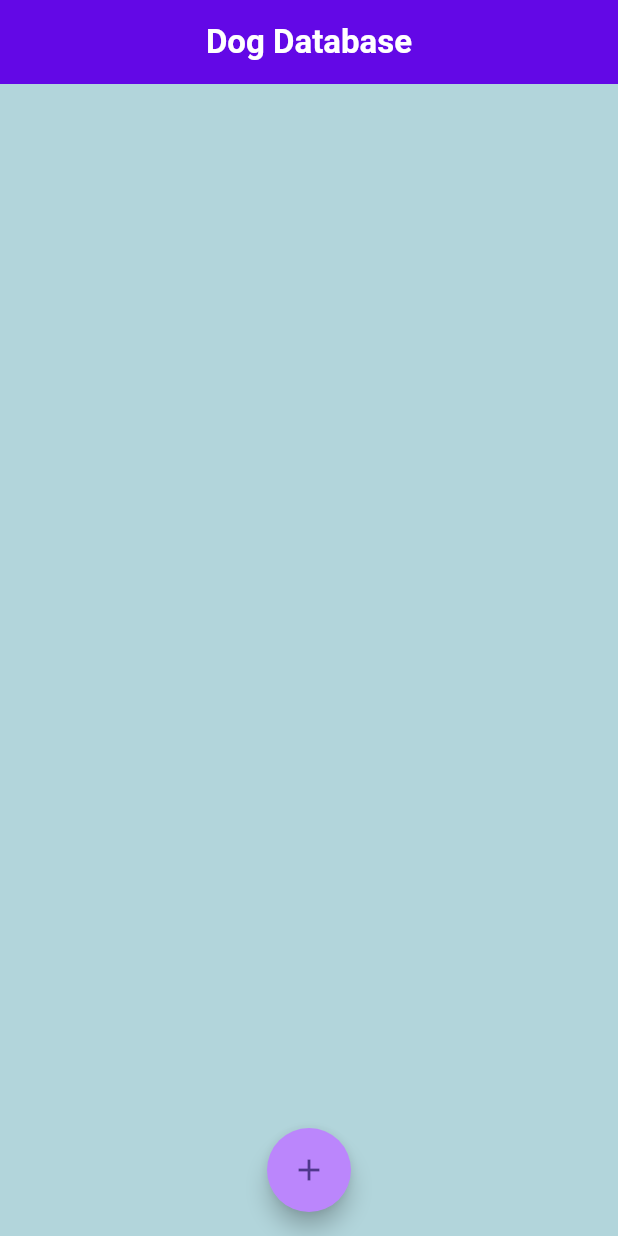
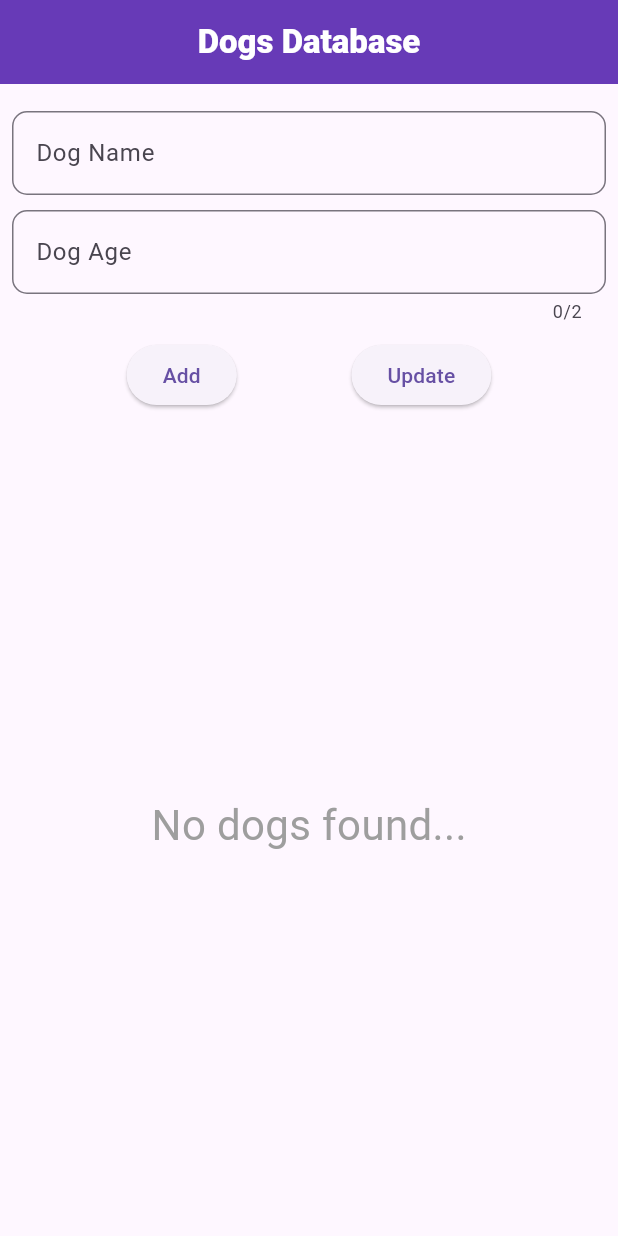
Before and after one commit to Faisal-77/sqlflite_example, a Flutter app: the screen it shows after launch, on a phone screen of 412 x 824 dp. Run offline on Flutter 3.47's test engine with Material 3 defaults, Android fonts, the phone set to English and light mode, and no system bars; our stand-ins replace sqflite; accounts and stored records are empty.

Commit message:
Faisal: The New Version

```diff
--- a/lib/home.dart
+++ b/lib/home.dart
@@ -13,7 +13,7 @@ class Home extends StatefulWidget {
 
 class _HomeState extends State<Home> {
   SqlDb sqlDb = SqlDb();
-
+  int selectedIndex = -1;
   Future<List<Map>> readData() async {
     List<Map> response = await sqlDb.readDate("SELECT * FROM dogs");
     return response;
@@ -23,21 +23,94 @@ class _HomeState extends State<Home> {
   Widget build(BuildContext context) {
     return Scaffold(
       appBar: AppBar(
-        title: const Center(
-            child: Text(
-          "Dog Database",
-          style: TextStyle(color: Colors.white, fontWeight: FontWeight.w700),
-        )),
-        backgroundColor: const Color.fromRGBO(98, 0, 238, 1),
-        elevation: 5,
+        centerTitle: true,
+        title: const Text('Dogs Database'
+        ,style: TextStyle(fontWeight: FontWeight.w800,color: Colors.white)),
+        backgroundColor: Colors.deepPurple,
       ),
-      body: Container(
-        decoration: const BoxDecoration(
-          color: Color.fromRGBO(1, 135, 134, 0.3),
+      body: Padding(
+        padding: const EdgeInsets.all(8.0),
+        child: Column(
+          children: [
+            const SizedBox(height: 10),
+            TextField(
+              controller: dogName,
+              decoration: const InputDecoration(
+                  hintText: 'Dog Name',
+                  border: OutlineInputBorder(
+                      borderRadius: BorderRadius.all(
+                    Radius.circular(10),
+                  ))),
             ),
+            const SizedBox(height: 10),
+            TextField(
+              controller: dogAge,
+              keyboardType: TextInputType.number,
+              maxLength: 2,
+              decoration: const InputDecoration(
+                  hintText: 'Dog Age',
+                  border: OutlineInputBorder(
+                      borderRadius: BorderRadius.all(
+                    Radius.circular(10),
+                  ))),
+            ),
+            const SizedBox(height: 10),
+            Row(
+              mainAxisAlignment: MainAxisAlignment.spaceEvenly,
+              children: [
+                ElevatedButton(
+                    onPressed: () {
+                      //
+                      String name = dogName.text.trim();
+                      String age = dogAge.text.trim();
+                      if (name.isNotEmpty && age.isNotEmpty) {
+                        setState(() {
+                          sqlDb.insertDate(
+                            "INSERT INTO 'dogs' ('dogname', 'dogage') VALUES ('$name', '$age')",
+                          );
+                        });
+                        dogName.clear();
+                        dogAge.clear();
+                      }
+                      //
+                    },
+                    child: const Text('Add')),
+                ElevatedButton(
+                  onPressed: () {
+                    String name = dogName.text.trim();
+                    String age = dogAge.text.trim();
+                    int id = selectedIndex;
+                    if (name.isNotEmpty && age.isNotEmpty) {
+                      setState(() {
+                        sqlDb.updateDate(
+                            "UPDATE dogs SET dogage = '$age', dogname = '$name' WHERE id = $id");
+                        dogName.clear();
+                        dogAge.clear();
+                      });
+                    }
+                  },
+                  child: const Text('Update'),
+                ),
+              ],
+            ),
+            const SizedBox(height: 10),
+            Expanded(
               child: FutureBuilder(
-          builder: (BuildContext context, AsyncSnapshot<List<Map>> snapshot) {
-            if (snapshot.hasData) {
+                builder:
+                    (BuildContext context, AsyncSnapshot<List<Map>> snapshot) {
+                      if (snapshot.connectionState == ConnectionState.waiting) {
+                        return const Center(
+                          child: CircularProgressIndicator(),
+                        );
+                      } else if (snapshot.hasError) {
+                        return const Center(
+                          child: Text('Error loading data'),
+                        );
+                      } else if (!snapshot.hasData || snapshot.data!.isEmpty) {
+                        return const Center(
+                          child: Text('No dogs found...',style: TextStyle(fontSize: 28,color: Colors.grey),),
+                        );
+                      } else {
                     return ListView.builder(
                       itemCount: snapshot.data!.length,
                       itemBuilder: (context, index) {
@@ -55,23 +128,31 @@ class _HomeState extends State<Home> {
                                           snapshot.data![index]['dogname'],
                                           snapshot.data![index]['dogage'],
                                         ),
-                              icon: Icon(Icons.pets, color: Colors.white))),
-                      title: IconButton(
-                        onPressed: () =>
-                            _deleteDog(snapshot.data![index]['id']),
-                        icon: const Icon(Icons.delete, color: Colors.red),
-                      ),
+                                    icon:
+                                        Icon(Icons.pets, color: Colors.white))),
+                            title: Text( snapshot.data![index]['dogname'], style: TextStyle(fontSize: 20),),
+                            subtitle: Text(snapshot.data![index]['dogage'],),
                             trailing: Row(
                               mainAxisSize: MainAxisSize.min,
                               children: [
                                 IconButton(
-                            onPressed: () => _editDog(
-                              snapshot.data![index]['id'],
-                              snapshot.data![index]['dogname'],
-                              snapshot.data![index]['dogage'],
-                            ),
+                                  onPressed: () {
+                                    dogName.text =
+                                        snapshot.data![index]['dogname'];
+                                    dogAge.text =
+                                        snapshot.data![index]['dogage'];
+                                    setState(() {
+                                      selectedIndex =
+                                          snapshot.data![index]['id'];
+                                    });
+                                  },
                                   icon: const Icon(Icons.edit,
                                       color: Color.fromRGBO(187, 134, 252, 1)),
+                                ),
+                                IconButton(
+                                  onPressed: () =>
+                                      _deleteDog(snapshot.data![index]['id']),
+                                  icon: const Icon(Icons.delete, color: Colors.red),
                                 ),
                               ],
                             ),
@@ -86,14 +167,17 @@ class _HomeState extends State<Home> {
                 },
                 future: readData(),
               ),
+            )
+          ],
         ),
-      floatingActionButtonLocation: FloatingActionButtonLocation.centerFloat,
-      floatingActionButton: CustomFloatingActionButton(
-        onPressed: () {
-          _addNewDog();
-        },
       ),
     );
+  }
+
+  Future _deleteDog(int id) async {
+    setState(() {
+      sqlDb.deleteDate("DELETE FROM 'dogs' WHERE id = $id");
+    });
   }
 
   Future _showDetails(dogName, dogAge) {
@@ -114,154 +198,4 @@ class _HomeState extends State<Home> {
                       Text("Dog Age: $dogAge", style: TextStyle(fontSize: 22))),
             ])));
   }
-
-  Future _addNewDog() => showDialog(
-        context: context,
-        builder: (context) => AlertDialog(
-          title: const Text("Add new dog"),
-          content: Column(
-            mainAxisSize: MainAxisSize.min,
-            children: [
-              Container(
-                margin: const EdgeInsets.only(bottom: 15.0),
-                child: TextFormField(
-                  decoration: const InputDecoration(
-                    hintText: "Dog Name",
-                    filled: true,
-                    fillColor: Color.fromRGBO(211, 211, 211, 1),
-                  ),
-                  controller: dogName,
-                ),
-              ),
-              Container(
-                margin: const EdgeInsets.only(top: 15.0),
-                child: TextFormField(
-                  decoration: const InputDecoration(
-                    hintText: "Dog Age",
-                    filled: true,
-                    fillColor: Color.fromRGBO(211, 211, 211, 1),
-                  ),
-                  controller: dogAge,
-                ),
-              ),
-            ],
-          ),
-          actions: [
-            MaterialButton(
-              color: const Color.fromRGBO(187, 134, 252, 1),
-              onPressed: () {
-                String dogName1 = dogName.text;
-                String dogAge1 = dogAge.text;
-                setState(() {
-                  sqlDb.insertDate(
-                    "INSERT INTO 'dogs' ('dogname', 'dogage') VALUES ('$dogName1', '$dogAge1')",
-                  );
-                });
-                dogName.clear();
-                dogAge.clear();
-                Navigator.of(context).pop();
-              },
-              child: const Text("Insert Data"),
-            ),
-          ],
-        ),
-      );
-
-  Future _editDog(int id, String currentName, String currentAge) {
-    dogName.text = currentName;
-    dogAge.text = currentAge;
-
-    return showDialog(
-      context: context,
-      builder: (context) => AlertDialog(
-        title: const Text("Edit Dog"),
-        content: Column(
-          mainAxisSize: MainAxisSize.min,
-          children: [
-            Container(
-              margin: const EdgeInsets.only(bottom: 15.0),
-              child: TextFormField(
-                decoration: const InputDecoration(
-                  hintText: "Dog Name",
-                  filled: true,
-                  fillColor: Color.fromRGBO(211, 211, 211, 1),
-                ),
-                controller: dogName,
-              ),
-            ),
-            Container(
-              margin: const EdgeInsets.only(top: 15.0),
-              child: TextFormField(
-                decoration: const InputDecoration(
-                  hintText: "Dog Age",
-                  filled: true,
-                  fillColor: Color.fromRGBO(211, 211, 211, 1),
-                ),
-                controller: dogAge,
-              ),
-            ),
-          ],
-        ),
-        actions: [
-          MaterialButton(
-            color: const Color.fromRGBO(187, 134, 252, 1),
-            onPressed: () {
-              String dogName1 = dogName.text;
-              String dogAge1 = dogAge.text;
-              setState(() {
-                sqlDb.updateDate(
-                  "UPDATE dogs SET 'dogage' = '$dogAge1' ,'dogname' = '$dogName1' WHERE id = $id",
-                );
-              });
-
-              dogName.clear();
-              dogAge.clear();
-              Navigator.of(context).pop();
-            },
-            child: const Text("Update Data"),
-          ),
-        ],
-      ),
-    );
 }
-
-  Future _deleteDog(int id) async {
-    setState(() {
-      sqlDb.deleteDate("DELETE FROM 'dogs' WHERE id = $id");
-    });
-  }
-}
-
-class CustomFloatingActionButton extends StatelessWidget {
-  final VoidCallback onPressed;
-
-  const CustomFloatingActionButton({Key? key, required this.onPressed})
-      : super(key: key);
-
-  @override
-  Widget build(BuildContext context) {
-    return FloatingActionButton.extended(
-      onPressed: onPressed,
-      label: const Icon(
-        Icons.add,
-      ),
-      backgroundColor: const Color.fromRGBO(187, 134, 252, 1),
-      shape: const CircleBorder(),
-    );
-  }
-}
-
-void main() {
-  runApp(const MyApp());
-}
-
-class MyApp extends StatelessWidget {
-  const MyApp({super.key});
-
-  @override
-  Widget build(BuildContext context) {
-    return const MaterialApp(
-      home: Home(),
-    );
-  }
-}
```
Lines whose indentation alone changed are shown as unchanged.
